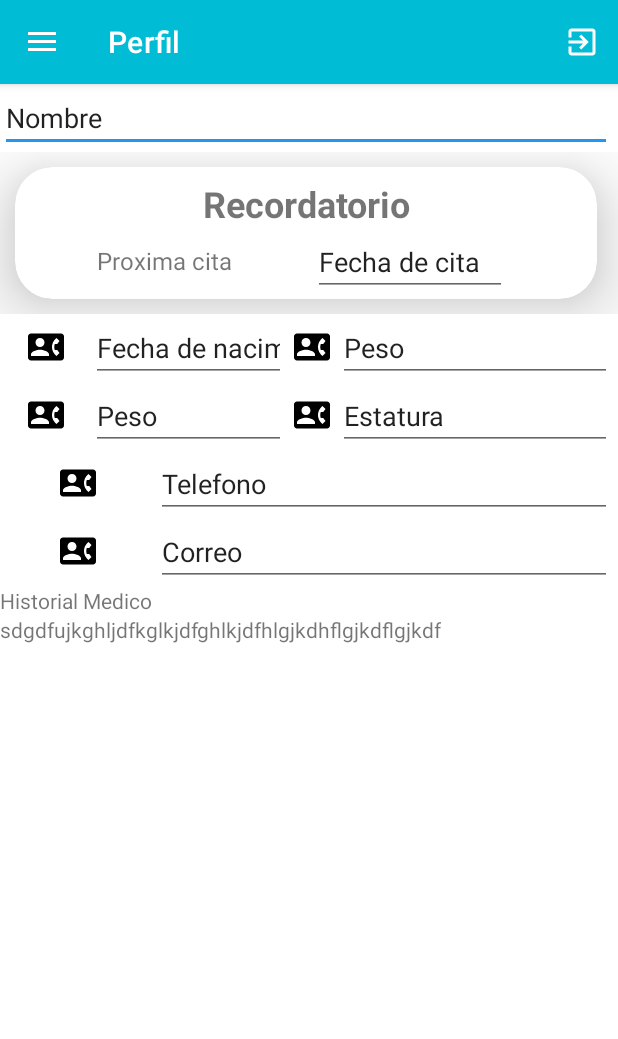
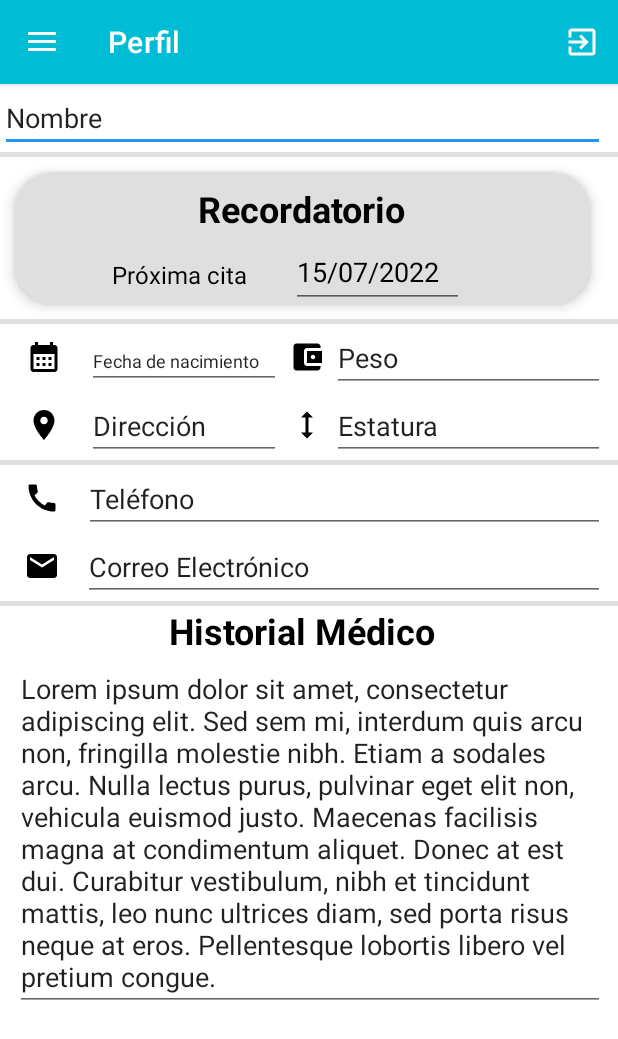
Before and after one commit to anagaby2196/Proyecto_Final_App_Clinica, an Android app: the screen it shows after launch once a user with an empty profile is signed in (Principal), on a phone screen of 412 x 824 dp. Shown: the top 1039 px of the screen. Run offline under Robolectric (Android 15) with nearby library versions, the phone set to English and light mode, and no system bars; our stand-ins replace Firebase (no records; nobody signed in at launch, a user with empty details on screens opened directly), navigation-ui.

Commit message:
Se arreglaron algunos detalles de la vista de perfil

```diff
--- /dev/null
+++ b/app/src/main/res/drawable/ic_altura.xml
@@ -0,0 +1,5 @@
+<vector android:height="24dp" android:tint="#000000"
+    android:viewportHeight="24" android:viewportWidth="24"
+    android:width="24dp" xmlns:android="http://schemas.android.com/apk/res/android">
+    <path android:fillColor="@android:color/white" android:pathData="M13,6.99l3,0l-4,-3.99l-4,3.99l3,0l0,10.02l-3,0l4,3.99l4,-3.99l-3,0z"/>
+</vector>
--- /dev/null
+++ b/app/src/main/res/drawable/ic_direccion.xml
@@ -0,0 +1,5 @@
+<vector android:height="24dp" android:tint="#000000"
+    android:viewportHeight="24" android:viewportWidth="24"
+    android:width="24dp" xmlns:android="http://schemas.android.com/apk/res/android">
+    <path android:fillColor="@android:color/white" android:pathData="M12,2C8.13,2 5,5.13 5,9c0,5.25 7,13 7,13s7,-7.75 7,-13c0,-3.87 -3.13,-7 -7,-7zM12,11.5c-1.38,0 -2.5,-1.12 -2.5,-2.5s1.12,-2.5 2.5,-2.5 2.5,1.12 2.5,2.5 -1.12,2.5 -2.5,2.5z"/>
+</vector>
--- /dev/null
+++ b/app/src/main/res/drawable/ic_fecha_nacimiento.xml
@@ -0,0 +1,5 @@
+<vector android:height="24dp" android:tint="#000000"
+    android:viewportHeight="24" android:viewportWidth="24"
+    android:width="24dp" xmlns:android="http://schemas.android.com/apk/res/android">
+    <path android:fillColor="@android:color/white" android:pathData="M19,4h-1V2h-2v2H8V2H6v2H5C3.89,4 3.01,4.9 3.01,6L3,20c0,1.1 0.89,2 2,2h14c1.1,0 2,-0.9 2,-2V6C21,4.9 20.1,4 19,4zM19,20H5V10h14V20zM9,14H7v-2h2V14zM13,14h-2v-2h2V14zM17,14h-2v-2h2V14zM9,18H7v-2h2V18zM13,18h-2v-2h2V18zM17,18h-2v-2h2V18z"/>
+</vector>
--- /dev/null
+++ b/app/src/main/res/drawable/ic_peso.xml
@@ -0,0 +1,5 @@
+<vector android:height="24dp" android:tint="#000000"
+    android:viewportHeight="24" android:viewportWidth="24"
+    android:width="24dp" xmlns:android="http://schemas.android.com/apk/res/android">
+    <path android:fillColor="@android:color/white" android:pathData="M21,18v1c0,1.1 -0.9,2 -2,2L5,21c-1.11,0 -2,-0.9 -2,-2L3,5c0,-1.1 0.89,-2 2,-2h14c1.1,0 2,0.9 2,2v1h-9c-1.11,0 -2,0.9 -2,2v8c0,1.1 0.89,2 2,2h9zM12,16h10L22,8L12,8v8zM16,13.5c-0.83,0 -1.5,-0.67 -1.5,-1.5s0.67,-1.5 1.5,-1.5 1.5,0.67 1.5,1.5 -0.67,1.5 -1.5,1.5z"/>
+</vector>
--- a/app/src/main/res/layout/fragment_perfil.xml
+++ b/app/src/main/res/layout/fragment_perfil.xml
@@ -37,22 +37,30 @@
                         android:text="@string/msg_nombre" />
                 </LinearLayout>
             </TableRow>
+
+            <View
+                android:id="@+id/divider4"
+                android:layout_width="match_parent"
+                android:layout_height="3dp"
+                android:background="?android:attr/listDivider" />
+
             <TableRow
                 android:layout_width="match_parent"
                 android:layout_height="match_parent">
 
                 <androidx.cardview.widget.CardView
-                    android:id="@+id/vistaFilaServicios"
+                    android:id="@+id/vistaFilaPerfil"
                     android:layout_width="match_parent"
                     android:layout_height="88dp"
                     android:layout_margin="10dp"
+                    app:cardBackgroundColor="#DFDFDF"
                     app:cardCornerRadius="25dp"
-                    app:cardElevation="30dp">
-
+                    app:cardElevation="5dp">
 
                     <androidx.constraintlayout.widget.ConstraintLayout
-                        android:layout_width="match_parent"
-                        android:layout_height="89dp">
+                        android:layout_width="381dp"
+                        android:layout_height="89dp"
+                        tools:layout_editor_absoluteX="1dp">
 
                         <TextView
                             android:id="@+id/et_recordatorio"
@@ -61,6 +69,7 @@
                             android:layout_marginTop="8dp"
                             android:text="@string/msg_recordatorio"
                             android:textAlignment="center"
+                            android:textColor="#020202"
                             android:textSize="24sp"
                             android:textStyle="bold"
                             app:layout_constraintEnd_toEndOf="parent"
@@ -71,36 +80,44 @@
                             android:id="@+id/et_proximacita"
                             android:layout_width="wrap_content"
                             android:layout_height="wrap_content"
-                            android:layout_marginTop="8dp"
+                            android:layout_marginTop="10dp"
                             android:text="@string/msg_proximaCita"
                             android:textAlignment="center"
+                            android:textColor="#000000"
                             android:textSize="16sp"
                             app:layout_constraintBottom_toBottomOf="parent"
                             app:layout_constraintEnd_toEndOf="parent"
-                            app:layout_constraintHorizontal_bias="0.184"
+                            app:layout_constraintHorizontal_bias="0.221"
                             app:layout_constraintStart_toStartOf="parent"
                             app:layout_constraintTop_toBottomOf="@+id/et_recordatorio"
-                            app:layout_constraintVertical_bias="0.157" />
+                            app:layout_constraintVertical_bias="0.407" />
 
                         <EditText
-                            android:id="@+id/etFechaCita"
-                            android:layout_width="129dp"
-                            android:layout_height="wrap_content"
-                            android:layout_marginEnd="60dp"
-                            android:layout_marginBottom="4dp"
-                            android:layout_weight="1"
+                            android:id="@+id/etd_fechaCita"
+                            android:layout_width="115dp"
+                            android:layout_height="48dp"
+                            android:layout_marginTop="2dp"
                             android:ems="10"
-                            android:inputType="textPersonName"
-                            android:text="@string/msg_fechaCita"
+                            android:inputType="date"
+                            android:text="15/07/2022"
+                            android:textColor="#000000"
                             app:layout_constraintBottom_toBottomOf="parent"
                             app:layout_constraintEnd_toEndOf="parent"
-                            app:layout_constraintHorizontal_bias="1.0"
+                            app:layout_constraintHorizontal_bias="0.265"
                             app:layout_constraintStart_toEndOf="@+id/et_proximacita"
-                            app:layout_constraintTop_toBottomOf="@+id/et_recordatorio" />
+                            app:layout_constraintTop_toBottomOf="@+id/et_recordatorio"
+                            app:layout_constraintVertical_bias="0.0" />
 
                     </androidx.constraintlayout.widget.ConstraintLayout>
                 </androidx.cardview.widget.CardView>
             </TableRow>
+
+            <View
+                android:id="@+id/divider5"
+                android:layout_width="match_parent"
+                android:layout_height="3dp"
+                android:background="?android:attr/listDivider" />
+
             <TableRow
                 android:layout_width="match_parent"
                 android:layout_height="match_parent">
@@ -108,14 +125,17 @@
                     android:layout_width="match_parent"
                     android:layout_height="wrap_content"
                     android:orientation="horizontal">
+
                     <ImageButton
                         android:id="@+id/ibFechaNacimiento"
-                        android:layout_width="60dp"
+                        android:layout_width="58dp"
                         android:layout_height="wrap_content"
                         android:layout_marginTop="10dp"
                         android:layout_weight="1"
                         android:background="#00FFFFFF"
-                        android:src="@drawable/ic_contact" />
+                        android:src="@drawable/ic_fecha_nacimiento"
+                        tools:ignore="TouchTargetSizeCheck,SpeakableTextPresentCheck" />
+
                     <EditText
                         android:id="@+id/etFechaNacimiento"
                         android:layout_width="129dp"
@@ -123,7 +143,10 @@
                         android:layout_weight="1"
                         android:ems="10"
                         android:inputType="textPersonName"
-                        android:text="@string/msg_fechanacimiento" />
+                        android:text="@string/msg_fechanacimiento"
+                        android:textSize="12sp"
+                        tools:ignore="TouchTargetSizeCheck" />
+
                     <ImageButton
                         android:id="@+id/ibPeso"
                         android:layout_width="34dp"
@@ -131,7 +154,9 @@
                         android:layout_marginTop="10dp"
                         android:layout_weight="1"
                         android:background="#00FFFFFF"
-                        android:src="@drawable/ic_contact"/>
+                        android:src="@drawable/ic_peso"
+                        tools:ignore="SpeakableTextPresentCheck,TouchTargetSizeCheck" />
+
                     <EditText
                         android:id="@+id/etPeso"
                         android:layout_width="182dp"
@@ -139,7 +164,8 @@
                         android:layout_weight="1"
                         android:ems="10"
                         android:inputType="textPersonName"
-                        android:text="@string/msg_Peso"/>
+                        android:text="@string/msg_Peso"
+                        tools:ignore="TouchTargetSizeCheck" />
                 </LinearLayout>
             </TableRow>
             <TableRow
@@ -149,14 +175,17 @@
                     android:layout_width="match_parent"
                     android:layout_height="wrap_content"
                     android:orientation="horizontal">
+
                     <ImageButton
                         android:id="@+id/ibDireccion"
-                        android:layout_width="60dp"
+                        android:layout_width="58dp"
                         android:layout_height="wrap_content"
                         android:layout_marginTop="10dp"
                         android:layout_weight="1"
                         android:background="#00FFFFFF"
-                        android:src="@drawable/ic_contact" />
+                        android:src="@drawable/ic_direccion"
+                        tools:ignore="SpeakableTextPresentCheck,TouchTargetSizeCheck" />
+
                     <EditText
                         android:id="@+id/etDireccion"
                         android:layout_width="129dp"
@@ -164,7 +193,9 @@
                         android:layout_weight="1"
                         android:ems="10"
                         android:inputType="textPersonName"
-                        android:text="@string/msg_Peso"/>
+                        android:text="@string/msg_direccion"
+                        tools:ignore="TouchTargetSizeCheck" />
+
                     <ImageButton
                         android:id="@+id/ibEstatura"
                         android:layout_width="34dp"
@@ -172,7 +203,9 @@
                         android:layout_marginTop="10dp"
                         android:layout_weight="1"
                         android:background="#00FFFFFF"
-                        android:src="@drawable/ic_contact" />
+                        android:src="@drawable/ic_altura"
+                        tools:ignore="TouchTargetSizeCheck,SpeakableTextPresentCheck" />
+
                     <EditText
                         android:id="@+id/etEstatura"
                         android:layout_width="182dp"
@@ -180,7 +213,44 @@
                         android:layout_weight="1"
                         android:ems="10"
                         android:inputType="textPersonName"
-                        android:text="@string/msg_estatura" />
+                        android:text="@string/msg_estatura"
+                        tools:ignore="TouchTargetSizeCheck" />
+                </LinearLayout>
+            </TableRow>
+
+            <View
+                android:id="@+id/divider6"
+                android:layout_width="match_parent"
+                android:layout_height="3dp"
+                android:background="?android:attr/listDivider" />
+
+            <TableRow
+                android:layout_width="match_parent"
+                android:layout_height="match_parent">
+                <LinearLayout
+                    android:layout_width="match_parent"
+                    android:layout_height="wrap_content"
+                    android:orientation="horizontal">
+
+                    <ImageButton
+                        android:id="@+id/ib_telefono"
+                        android:layout_width="13dp"
+                        android:layout_height="wrap_content"
+                        android:layout_marginTop="10dp"
+                        android:layout_weight="1"
+                        android:background="#00FFFFFF"
+                        android:src="@drawable/ic_call"
+                        tools:ignore="SpeakableTextPresentCheck,TouchTargetSizeCheck" />
+
+                    <EditText
+                        android:id="@+id/et_telefono"
+                        android:layout_width="304dp"
+                        android:layout_height="wrap_content"
+                        android:layout_weight="1"
+                        android:ems="10"
+                        android:inputType="phone"
+                        android:text="@string/msg_telefono"
+                        tools:ignore="TouchTargetSizeCheck" />
                 </LinearLayout>
             </TableRow>
             <TableRow
@@ -190,39 +260,17 @@
                     android:layout_width="match_parent"
                     android:layout_height="wrap_content"
                     android:orientation="horizontal">
+
                     <ImageButton
-                        android:id="@+id/ib_telefono"
-                        android:layout_width="104dp"
+                        android:id="@+id/ib_correo"
+                        android:layout_width="12dp"
                         android:layout_height="wrap_content"
                         android:layout_marginTop="10dp"
                         android:layout_weight="1"
                         android:background="#00FFFFFF"
-                        android:src="@drawable/ic_contact" />
-                    <EditText
-                        android:id="@+id/et_telefono"
-                        android:layout_width="304dp"
-                        android:layout_height="wrap_content"
-                        android:layout_weight="1"
-                        android:ems="10"
-                        android:inputType="phone"
-                        android:text="@string/msg_telefono" />
-                </LinearLayout>
-            </TableRow>
-            <TableRow
-                android:layout_width="match_parent"
-                android:layout_height="match_parent">
-                <LinearLayout
-                    android:layout_width="match_parent"
-                    android:layout_height="wrap_content"
-                    android:orientation="horizontal">
-                    <ImageButton
-                        android:id="@+id/ib_correo"
-                        android:layout_width="104dp"
-                        android:layout_height="wrap_content"
-                        android:layout_marginTop="10dp"
-                        android:layout_weight="1"
-                        android:background="#00FFFFFF"
-                        android:src="@drawable/ic_contact" />
+                        android:src="@drawable/ic_email"
+                        tools:ignore="TouchTargetSizeCheck,SpeakableTextPresentCheck" />
+
                     <EditText
                         android:id="@+id/it_correo"
                         android:layout_width="304dp"
@@ -230,9 +278,17 @@
                         android:layout_weight="1"
                         android:ems="10"
                         android:inputType="textEmailAddress"
-                        android:text="@string/msg_correo" />
+                        android:text="@string/msg_correo"
+                        tools:ignore="TouchTargetSizeCheck" />
                 </LinearLayout>
             </TableRow>
+
+            <View
+                android:id="@+id/divider7"
+                android:layout_width="match_parent"
+                android:layout_height="3dp"
+                android:background="?android:attr/listDivider" />
+
             <TableRow
                 android:layout_width="match_parent"
                 android:layout_height="match_parent">
@@ -242,17 +298,28 @@
                     android:layout_width="match_parent"
                     android:layout_height="match_parent"
                     android:orientation="vertical">
-                    <TextView
-                        android:id="@+id/et_historialMedico"
-                        android:layout_width="wrap_content"
-                        android:layout_height="wrap_content"
-                        android:text="@string/msg_historialMedico" />
 
                     <TextView
-                        android:id="@+id/etTexto"
-                        android:layout_width="wrap_content"
+                        android:id="@+id/tv_historialMedico"
+                        android:layout_width="match_parent"
                         android:layout_height="wrap_content"
-                        android:text="sdgdfujkghljdfkglkjdfghlkjdfhlgjkdhflgjkdflgjkdf" />
+                        android:text="@string/msg_historialMedico"
+                        android:textAlignment="center"
+                        android:textColor="#000000"
+                        android:textSize="24sp"
+                        android:textStyle="bold" />
+
+                    <EditText
+                        android:id="@+id/et_historialMedico"
+                        android:layout_width="match_parent"
+                        android:layout_height="wrap_content"
+                        android:layout_marginLeft="10dp"
+                        android:ems="10"
+                        android:gravity="start|top"
+                        android:inputType="textMultiLine"
+                        android:text="Lorem ipsum dolor sit amet, consectetur adipiscing elit. Sed sem mi, interdum quis arcu non, fringilla molestie nibh. Etiam a sodales arcu. Nulla lectus purus, pulvinar eget elit non, vehicula euismod justo. Maecenas facilisis magna at condimentum aliquet. Donec at est dui. Curabitur vestibulum, nibh et tincidunt mattis, leo nunc ultrices diam, sed porta risus neque at eros. Pellentesque lobortis libero vel pretium congue. "
+                        android:textAlignment="viewStart" />
+
                 </LinearLayout>
 
 
--- a/app/src/main/res/values/strings.xml
+++ b/app/src/main/res/values/strings.xml
@@ -49,34 +49,33 @@
     <string name="noDataPromocion">Fallo agregando promoción. Faltan datos.</string>
     <string name="promocionUpdated">Promoción actualizada</string>
     <string name="deletePromocion">Eliminar Promoción</string>
+
     <!--    Contacto  -->
     <string name="msg_enviar_correo">Enviar correo electrónico</string>
     <string name="msg_phone_call">Realizar llamada telefónica</string>
     <string name="msg_whatsapp_send">Enviar mensaje WhatsApp</string>
     <string name="msg_web_view">Abrir sitio Web</string>
     <string name="msg_map_view">Ver lugar en mapa</string>
-    <string name="tv_latitud_lb">Latitud</string>
-    <string name="tv_longitud_lb">Longitud</string>
-    <string name="tv_altura_lb">Altura</string>
     <string name="msg_saludos">Saludos amigos</string>
     <string name="msg_mensaje_correo">Le escribo este correo para</string>
     <string name="msg_datos">Faltan datos</string>
     <string name="error">Error</string>
+
     <!--    Perfil  -->
     <string name="msg_nombre">Nombre</string>
     <string name="msg_primerapellido">Primer Apellido</string>
     <string name="msg_segundoapellido">Segundo Apellido</string>
     <string name="msg_identificacion">Identificación</string>
-    <string name="msg_telefono">Telefono</string>
-    <string name="msg_correo">Correo</string>
+    <string name="msg_telefono">Teléfono</string>
+    <string name="msg_correo">Correo Electrónico</string>
     <string name="msg_edad">Edad</string>
-    <string name="msg_genero">Genero</string>
-    <string name="msg_direccion">Direccion</string>
+    <string name="msg_genero">Género</string>
+    <string name="msg_direccion">Dirección</string>
     <string name="msg_fechanacimiento">Fecha de nacimiento</string>
     <string name="msg_Peso">Peso</string>
     <string name="msg_estatura">Estatura</string>
     <string name="msg_fechaCita">Fecha de cita</string>
-    <string name="msg_proximaCita">Proxima cita</string>
+    <string name="msg_proximaCita">Próxima cita</string>
     <string name="msg_recordatorio">Recordatorio</string>
-    <string name="msg_historialMedico">Historial Medico</string>
+    <string name="msg_historialMedico">Historial Médico</string>
 </resources>
```
